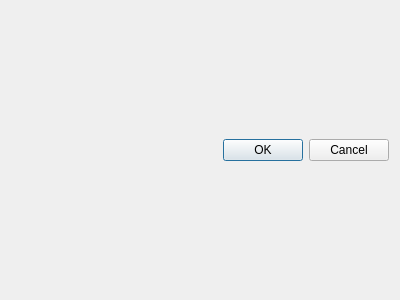
Before: the Qt Designer form ui/NewSQL.ui in gkudos/qgis-cartodb, drawn with Qt 5.
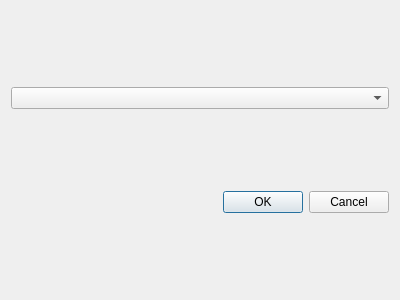
After: the same form once the commit is applied.

Commit message: Add SQL Dialog, it's not functional yet

What changed in the file:
```diff
--- a/ui/NewSQL.ui
+++ b/ui/NewSQL.ui
@@ -14,6 +14,9 @@
    <string>Add SQL Layer</string>
   </property>
   <layout class="QVBoxLayout" name="verticalLayout">
+   <item>
+    <widget class="QComboBox" name="connectionList"/>
+   </item>
    <item>
     <widget class="QDialogButtonBox" name="buttonBox">
      <property name="orientation">
```
The commit also changes 1 other file.
